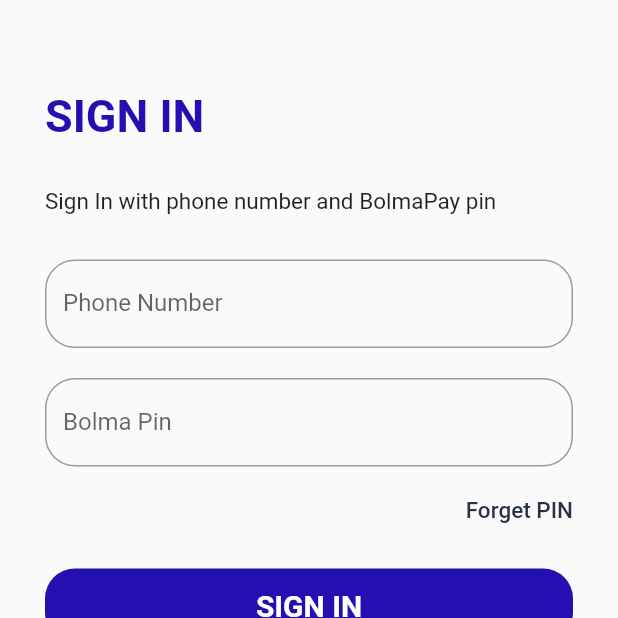
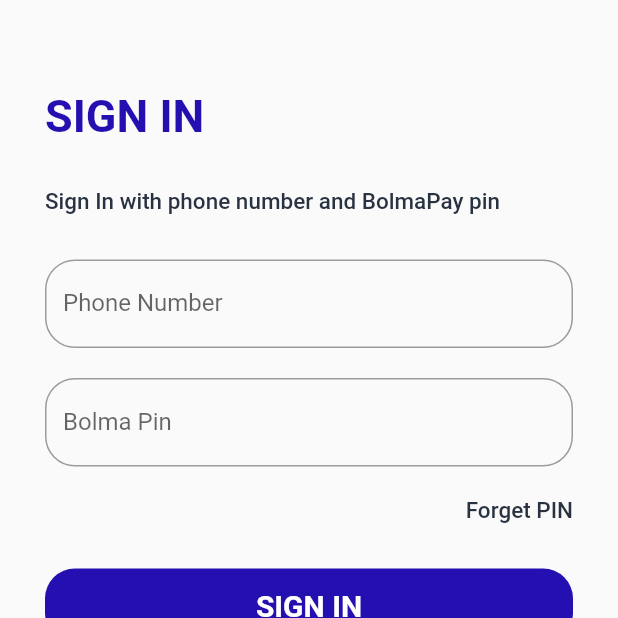
Before and after one commit to j-kon/bolmapay, a Flutter app: the SignIn screen opened directly, on a phone screen of 412 x 824 dp, the top half of it. Run offline on Flutter 3.47's test engine with Material 2 defaults, Android fonts, the phone set to English and light mode, and no system bars; Roboto replaces fonts that are missing (Noto Sans JP, noto sans jp).

Commit message:
sign_up UI completed

```diff
--- a/lib/app/app_strings.dart
+++ b/lib/app/app_strings.dart
@@ -3,9 +3,15 @@ class AppStrings {
   static const String signUp = 'Sign Up';
 
   static const String signInNote = 'Sign In with phone number and BolmaPay pin';
+  static const String signUpNote =
+      'Before creating your account you have have to agree with our Terms and Conditions.';
   static const String dontHaveAnAccount = 'Don\'t have an account';
+  static const String alreadyHaveAnAcount = 'Already have an account';
 
   static const String phoneNumber = 'Phone Number';
   static const String bolmaPin = 'Bolma Pin';
+  static const String fullName = 'Full Name';
+  static const String emailAddress = 'Email Address';
+  static const String newBolmaPin = 'New Bolma Pin';
   static const String forgetPin = 'Forget PIN';
 }
--- a/lib/main.dart
+++ b/lib/main.dart
@@ -1,4 +1,5 @@
 import 'package:bolmapay/app/app_colors.dart';
+import 'package:bolmapay/screens/auth/sign_in.dart';
 import 'package:bolmapay/screens/auth/sign_up.dart';
 import 'package:flutter/material.dart';
 
@@ -27,7 +28,8 @@ class BolmaPay extends StatelessWidget {
       ),
       home: SignUp(),
       initialRoute: SignUp.id,
-      routes: {SignUp.id: (context) => SignUp()},
+      routes: {SignUp.id: (context) => SignUp(),
+      SignIn.id: (context) => SignIn()},
     );
   }
 }
--- a/lib/screens/auth/sign_in.dart
+++ b/lib/screens/auth/sign_in.dart
@@ -2,9 +2,11 @@ import 'package:bolmapay/app/app_colors.dart';
 import 'package:bolmapay/app/app_decoration.dart';
 import 'package:bolmapay/app/app_strings.dart';
 import 'package:bolmapay/app/app_text_styles.dart';
+import 'package:bolmapay/screens/auth/sign_up.dart';
 import 'package:bolmapay/screens/widgets/forms/buttons.dart';
 import 'package:bolmapay/screens/widgets/spacer.dart';
 import 'package:flutter/cupertino.dart';
+import 'package:flutter/gestures.dart';
 import 'package:flutter/material.dart';
 
 class SignIn extends StatefulWidget {
@@ -32,7 +34,12 @@ class _SignInState extends State<SignIn> {
               ),
             ),
             Height30(),
-            Text(AppStrings.signInNote),
+            Text(
+              AppStrings.signInNote,
+              style: AppTextStyle.textSize15.copyWith(
+                color: AppColors.textColor,
+              ),
+            ),
             Height30(),
             TextField(
               obscureText: true,
@@ -68,7 +75,7 @@ class _SignInState extends State<SignIn> {
               ),
             ),
             Height30(),
-          CustomButton(
+            CustomButton(
               text: Text(
                 AppStrings.signIn.toUpperCase(),
                 style: AppTextStyle.textSize20.copyWith(
@@ -94,6 +101,10 @@ class _SignInState extends State<SignIn> {
                       color: AppColors.primaryColor,
                       fontWeight: FontWeight.bold,
                     ),
+                    recognizer: TapGestureRecognizer()
+                      ..onTap = () {
+                        Navigator.pushNamed(context, SignUp.id);
+                      },
                   ),
                 ],
               ),
```
Also changed, not shown: lib/screens/auth/sign_up.dart (+96 -1 lines).
